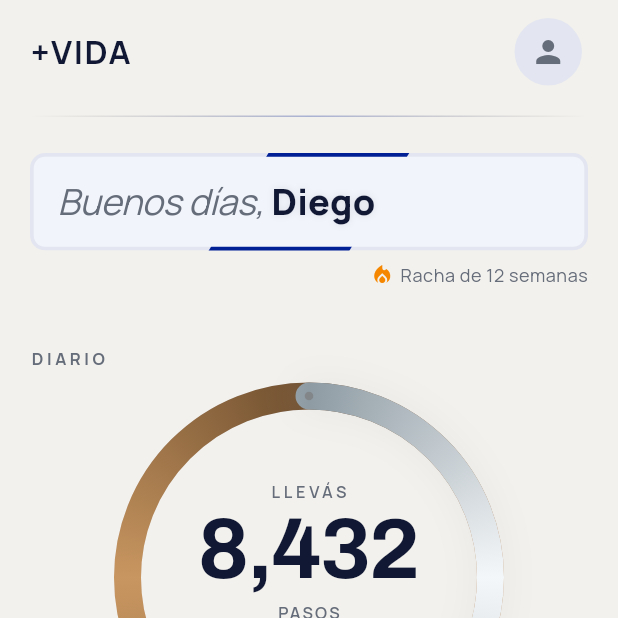
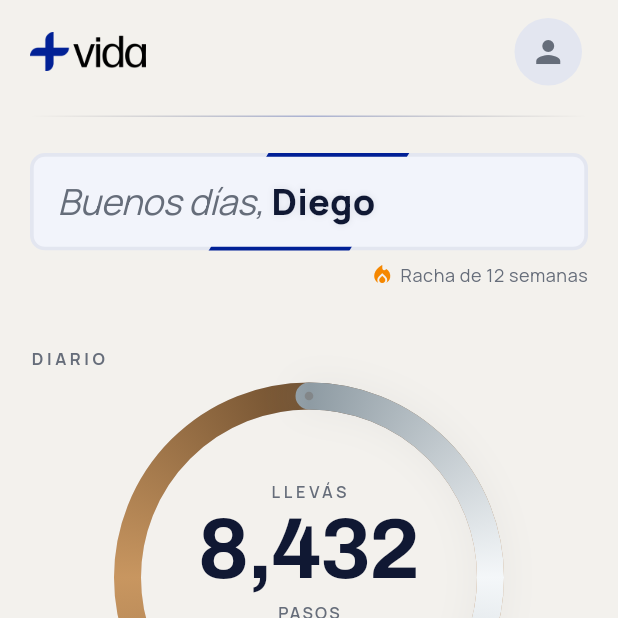
Before and after one commit to avoleon15/mas-vida, a Flutter app: the screen it shows after launch, on a phone screen of 412 x 824 dp, the top half of it. Run offline on Flutter 3.47's test engine with Material 3 defaults, Android fonts, the phone set to English and light mode, and no system bars; drawn by our look-alikes of getwidget; our stand-ins replace fl_chart, flutter_svg, google_fonts, lottie, share_plus, shared_preferences; missing offline and left inert: shadcn_ui.

Commit message:
Poner el logo real de +Vida en el header
Antes decia +VIDA en texto. Ahora es el logo de verdad, y como el header se usa en todas las pantallas queda en toda la app.

```diff
--- a/DEMO/vida_demo/lib/widgets/app_header.dart
+++ b/DEMO/vida_demo/lib/widgets/app_header.dart
@@ -2,8 +2,26 @@ import 'package:flutter/material.dart';
 import 'package:getwidget/getwidget.dart';
 import '../theme.dart';
 
+/// Ruta del logo de la marca. En una constante y no suelto en el build
+/// porque es el único lugar de la app donde se dibuja el logo: si algún
+/// día se cambia el archivo, se cambia acá.
+const String _rutaLogo = 'assets/img/logo_vida.png';
+
+/// Alto del logo en el header.
+///
+/// Se fija el ALTO y nunca el ancho: el archivo es casi 3:1 y dándole
+/// los dos el logo se deforma. Con solo el alto, el ancho lo saca
+/// Flutter de la proporción del archivo.
+///
+/// 26 es el alto al que la palabra "vida" pesa ópticamente lo mismo que
+/// pesaba el texto "+VIDA" que había antes acá. Más chico y la palabra
+/// se vuelve ilegible, porque dentro del logo ocupa bastante menos alto
+/// que la cruz.
+const double _altoLogo = 26;
+
 /// Encabezado reutilizable: se repite igual en todas las pantallas de
-/// la app ("+VIDA" a la izquierda, avatar del usuario a la derecha).
+/// la app (el logo de +Vida a la izquierda, avatar del usuario a la
+/// derecha).
 ///
 /// En pantallas de detalle que necesiten volver atrás, activar
 /// [showBackButton] agrega una flecha "←" a la izquierda de todo.
@@ -35,12 +53,25 @@ class AppHeader extends StatelessWidget {
               ),
               const SizedBox(width: 12),
             ],
-            Text(
-              '+VIDA',
-              style: Theme.of(context).textTheme.titleLarge?.copyWith(
-                color: AppColors.textPrimary,
-                fontWeight: FontWeight.w700,
-                letterSpacing: 1,
+            Image.asset(
+              _rutaLogo,
+              height: _altoLogo,
+              // El logo trae el azul de marca adentro: no se le aplica
+              // ningún color encima, se pinta como lo entregó diseño.
+              filterQuality: FilterQuality.medium,
+              // Para el lector de pantalla el logo es el nombre de la
+              // app. Sin esto, donde antes se leía "+VIDA" no se leería
+              // nada.
+              semanticLabel: '+Vida',
+              // Si el archivo faltara, el header no puede quedar vacío:
+              // vuelve al texto que había antes.
+              errorBuilder: (context, error, stack) => Text(
+                '+VIDA',
+                style: Theme.of(context).textTheme.titleLarge?.copyWith(
+                  color: AppColors.textPrimary,
+                  fontWeight: FontWeight.w700,
+                  letterSpacing: 1,
+                ),
               ),
             ),
             const Spacer(),
--- a/DEMO/vida_demo/pubspec.yaml
+++ b/DEMO/vida_demo/pubspec.yaml
@@ -85,6 +85,8 @@ flutter:
     # Animaciones Lottie. La moneda se usa en toda la app vía
     # lib/widgets/moneda_animada.dart.
     - assets/lottie/
+    # El logo de la marca, que va en el header de todas las pantallas.
+    - assets/img/
     # Fotos de los comercios aliados, una carpeta por filtro de Premios.
     # Flutter NO recorre subcarpetas solo: cada una va listada aparte, y
     # si mañana se agrega un filtro nuevo hay que agregar su línea acá.
```
Also changed, not shown: DEMO/vida_demo/assets/img/logo_vida.png (added).
